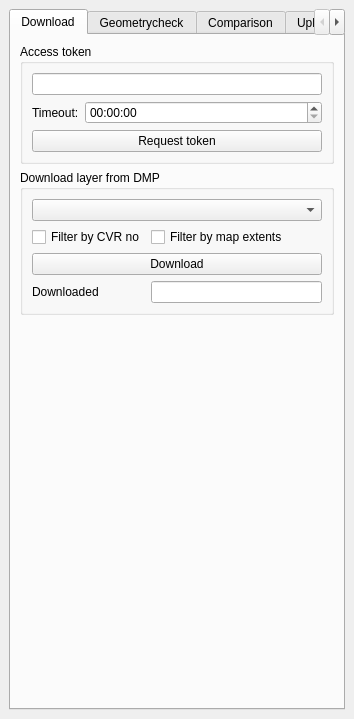
Before: the Qt Designer form dmp_manager/dmp_manager_dockwidget_base.ui in bvthomsen/QGIS-DMP-plugin, drawn with Qt 5.
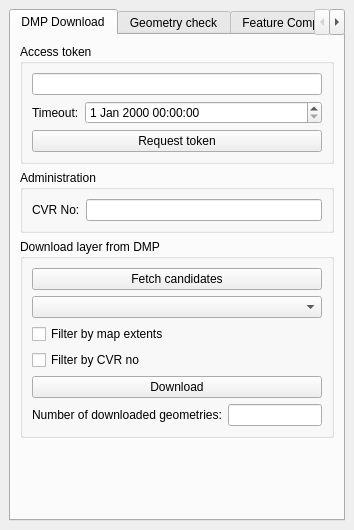
After: the same form once the commit is applied.

Commit message: Tilføjelse af helper funktioner + småtteri

What changed in the file:
```diff
--- a/dmp_manager/dmp_manager_dockwidget_base.ui
+++ b/dmp_manager/dmp_manager_dockwidget_base.ui
@@ -7,7 +7,7 @@
     <x>0</x>
     <y>0</y>
     <width>354</width>
-    <height>719</height>
+    <height>530</height>
    </rect>
   </property>
   <property name="windowTitle">
@@ -22,9 +22,9 @@
       </property>
       <widget class="QWidget" name="tab">
        <attribute name="title">
-        <string>Download</string>
+        <string>DMP Download</string>
        </attribute>
-       <layout class="QVBoxLayout" name="verticalLayout_6">
+       <layout class="QVBoxLayout" name="verticalLayout_10">
         <item>
          <widget class="QGroupBox" name="groupBox_5">
           <property name="title">
@@ -44,7 +44,7 @@
               </widget>
              </item>
              <item row="0" column="1">
-              <widget class="QTimeEdit" name="timeEdit"/>
+              <widget class="QDateTimeEdit" name="spTimeout"/>
              </item>
             </layout>
            </item>
@@ -58,50 +58,84 @@
           </layout>
          </widget>
         </item>
+        <item>
+         <widget class="QGroupBox" name="groupBox_6">
+          <property name="title">
+           <string>Administration</string>
+          </property>
+          <layout class="QVBoxLayout" name="verticalLayout_6">
+           <item>
+            <layout class="QFormLayout" name="formLayout_2">
+             <item row="0" column="0">
+              <widget class="QLabel" name="label_2">
+               <property name="text">
+                <string>CVR No:</string>
+               </property>
+              </widget>
+             </item>
+             <item row="0" column="1">
+              <widget class="QLineEdit" name="leCVRNo"/>
+             </item>
+            </layout>
+           </item>
+          </layout>
+         </widget>
+        </item>
         <item>
          <widget class="QGroupBox" name="groupBox">
           <property name="title">
            <string>Download layer from DMP</string>
           </property>
-          <layout class="QGridLayout" name="gridLayout">
-           <item row="2" column="0" colspan="2">
-            <widget class="QPushButton" name="pbDownload">
+          <layout class="QVBoxLayout" name="verticalLayout_11">
+           <item>
+            <widget class="QPushButton" name="pbCandidates">
              <property name="text">
-              <string>Download</string>
+              <string>Fetch candidates</string>
              </property>
             </widget>
            </item>
-           <item row="0" column="0" colspan="2">
+           <item>
             <widget class="QComboBox" name="cbDownload"/>
            </item>
-           <item row="1" column="0">
-            <widget class="QCheckBox" name="chbFilterCVR">
-             <property name="text">
-              <string>Filter by CVR no</string>
-             </property>
-            </widget>
-           </item>
-           <item row="1" column="1">
-            <widget class="QCheckBox" name="chbFilterExtent">
+           <item>
+            <widget class="QCheckBox" name="cbxFilterExtent">
              <property name="text">
               <string>Filter by map extents</string>
              </property>
             </widget>
            </item>
-           <item row="3" column="0">
-            <widget class="QLabel" name="label_6">
+           <item>
+            <widget class="QCheckBox" name="cbxFilterCVR">
              <property name="text">
-              <string>Downloaded</string>
+              <string>Filter by CVR no</string>
              </property>
             </widget>
            </item>
-           <item row="3" column="1">
-            <widget class="QLineEdit" name="leDownloadNo">
+           <item>
+            <widget class="QPushButton" name="pbDownload">
              <property name="text">
-              <string/>
+              <string>Download</string>
              </property>
             </widget>
            </item>
+           <item>
+            <layout class="QFormLayout" name="formLayout_3">
+             <item row="0" column="0">
+              <widget class="QLabel" name="label_6">
+               <property name="text">
+                <string>Number of downloaded geometries:</string>
+               </property>
+              </widget>
+             </item>
+             <item row="0" column="1">
+              <widget class="QLineEdit" name="leDownloadNo">
+               <property name="text">
+                <string/>
+               </property>
+              </widget>
+             </item>
+            </layout>
+           </item>
           </layout>
          </widget>
         </item>
@@ -122,7 +156,7 @@
       </widget>
       <widget class="QWidget" name="tab_3">
        <attribute name="title">
-        <string>Geometrycheck</string>
+        <string>Geometry check</string>
        </attribute>
        <layout class="QVBoxLayout" name="verticalLayout_7">
         <item>
@@ -175,7 +209,7 @@
       </widget>
       <widget class="QWidget" name="tab_2">
        <attribute name="title">
-        <string>Comparison</string>
+        <string>Feature Comparison</string>
        </attribute>
        <layout class="QVBoxLayout" name="verticalLayout_8">
         <item>
@@ -204,7 +238,7 @@
       </widget>
       <widget class="QWidget" name="tab_4">
        <attribute name="title">
-        <string>Upload</string>
+        <string>DMP Upload</string>
        </attribute>
        <layout class="QVBoxLayout" name="verticalLayout_3">
         <item>
```
The commit also changes 2 other files.
